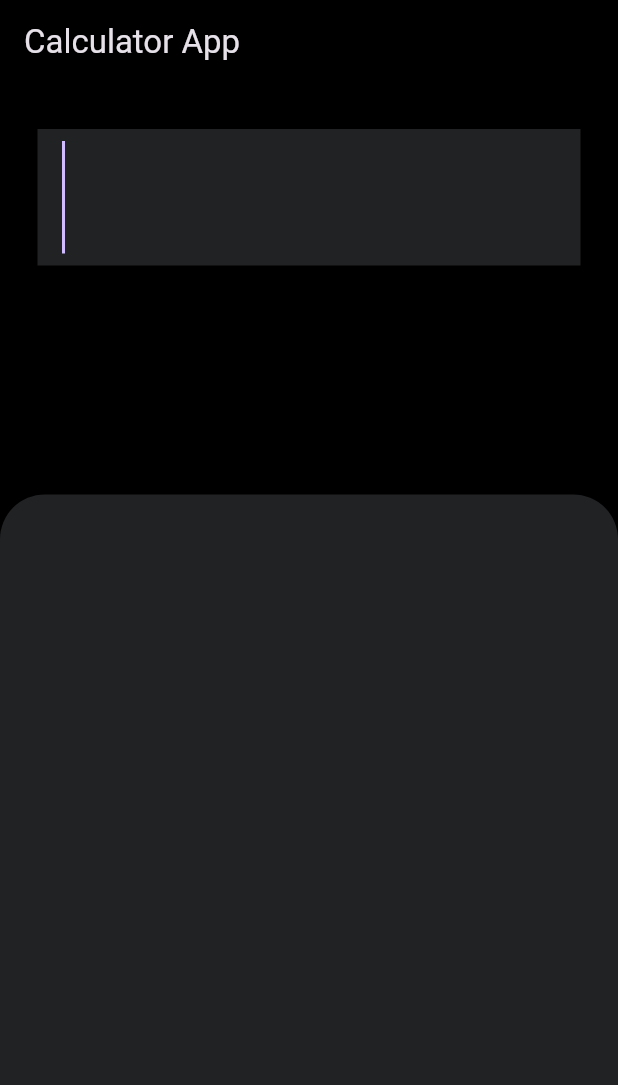
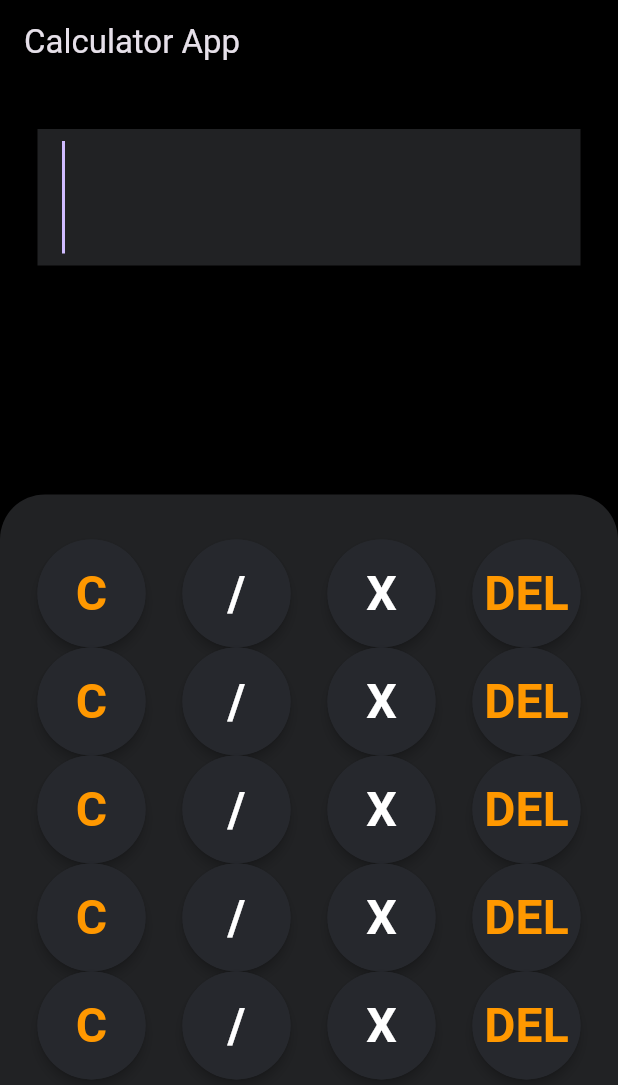
Before and after one commit to idevanshrai/calculator_flutter, a Flutter app: the screen it shows after launch, on a phone screen of 412 x 824 dp. Shown: the top 1085 px of the screen. Run offline on Flutter 3.47's test engine with Material 3 defaults, Android fonts, the phone set to English and light mode, and no system bars.

Commit message:
added the buttons

```diff
--- a/lib/screens/home_screen.dart
+++ b/lib/screens/home_screen.dart
@@ -1,16 +1,19 @@
 import 'package:calculator_flutter/constant/colors.dart';
+import 'package:calculator_flutter/widgets/button.dart';
 import 'package:calculator_flutter/widgets/textfield.dart';
 import 'package:flutter/material.dart';
-import 'package:flutter/widgets.dart';
 
 class HomeScreen extends StatelessWidget {
   const HomeScreen({super.key});
 
   @override
   Widget build(BuildContext context) {
-    final screenHeight = MediaQuery.sizeOf(context).height;
+    final screenHeight = MediaQuery.of(context).size.height;
     final padding = const EdgeInsets.symmetric(horizontal: 25, vertical: 30);
-    final decoration = const BoxDecoration(color: AppColors.primaryColor, borderRadius: BorderRadius.vertical(top: Radius.circular(30)));
+    final decoration = const BoxDecoration(
+        color: AppColors.primaryColor,
+        borderRadius: BorderRadius.vertical(top: Radius.circular(30)));
+
     return Scaffold(
       backgroundColor: Colors.black,
       appBar: AppBar(
@@ -21,12 +24,111 @@ const HomeScreen({super.key});
         children: [
           const CustomTextField(),
           const Spacer(),
-
-
-          Container(height: screenHeight * 0.6, width: double.infinity,
-           padding: padding, decoration: decoration),
+          Container(
+            height: screenHeight * 0.6,
+            width: double.infinity,
+            padding: padding,
+            decoration: decoration,
+            child: Column(
+              children: [
+                Row(
+                  mainAxisAlignment: MainAxisAlignment.spaceBetween,
+                  children: List.generate(4, (index) => buttonList[index]),
+                ),
+                Row(
+                  mainAxisAlignment: MainAxisAlignment.spaceBetween,
+                  children: List.generate(4, (index) => buttonList[index + 4]),
+                ),
+                Row(
+                  mainAxisAlignment: MainAxisAlignment.spaceBetween,
+                  children: List.generate(4, (index) => buttonList[index + 8]),
+                ),
+                Row(
+                  mainAxisAlignment: MainAxisAlignment.spaceBetween,
+                  children: List.generate(4, (index) => buttonList[index + 12]),
+                ),
+                Row(
+                  mainAxisAlignment: MainAxisAlignment.spaceBetween,
+                  children: List.generate(4, (index) => buttonList[index + 16]),
+                ),
+              ],
+            ),
+          ),
         ],
       ),
     );
   }
 }
+
+List<Widget> buttonList = [
+  const Button1(
+    label: "C",
+    textcolor: Colors.orange,
+  ),
+  const Button1(
+    label: "/",
+  ),
+  const Button1(
+    label: "X",
+  ),
+  const Button1(
+    label: "DEL",
+    textcolor: Colors.orange,
+  ),
+  const Button1(
+    label: "C",
+    textcolor: Colors.orange,
+  ),
+  const Button1(
+    label: "/",
+  ),
+  const Button1(
+    label: "X",
+  ),
+  const Button1(
+    label: "DEL",
+    textcolor: Colors.orange,
+  ),
+  const Button1(
+    label: "C",
+    textcolor: Colors.orange,
+  ),
+  const Button1(
+    label: "/",
+  ),
+  const Button1(
+    label: "X",
+  ),
+  const Button1(
+    label: "DEL",
+    textcolor: Colors.orange,
+  ),
+  const Button1(
+    label: "C",
+    textcolor: Colors.orange,
+  ),
+  const Button1(
+    label: "/",
+  ),
+  const Button1(
+    label: "X",
+  ),
+  const Button1(
+    label: "DEL",
+    textcolor: Colors.orange,
+  ),
+  const Button1(
+    label: "C",
+    textcolor: Colors.orange,
+  ),
+  const Button1(
+    label: "/",
+  ),
+  const Button1(
+    label: "X",
+  ),
+  const Button1(
+    label: "DEL",
+    textcolor: Colors.orange,
+  ),
+];
--- /dev/null
+++ b/lib/widgets/button.dart
@@ -0,0 +1,25 @@
+import 'package:calculator_flutter/constant/colors.dart';
+import 'package:flutter/material.dart';
+
+class Button1 extends StatelessWidget {
+  const Button1({super.key,required this.label, this.textcolor=Colors.white});
+
+  final String label;
+  final Color textcolor;
+
+  @override
+  Widget build(BuildContext context) {
+    return Material(
+      elevation: 3,
+      color: AppColors.secondary2Color,
+      borderRadius: BorderRadius.circular(50),
+      child:CircleAvatar(
+        radius: 36,
+        backgroundColor: AppColors.secondary2Color,
+        child: Text(
+          label,
+          style: TextStyle(color: textcolor,fontSize: 32, fontWeight: FontWeight.w600 ),),
+        ),
+    );
+  }
+}
```
Lines whose indentation alone changed are shown as unchanged.
